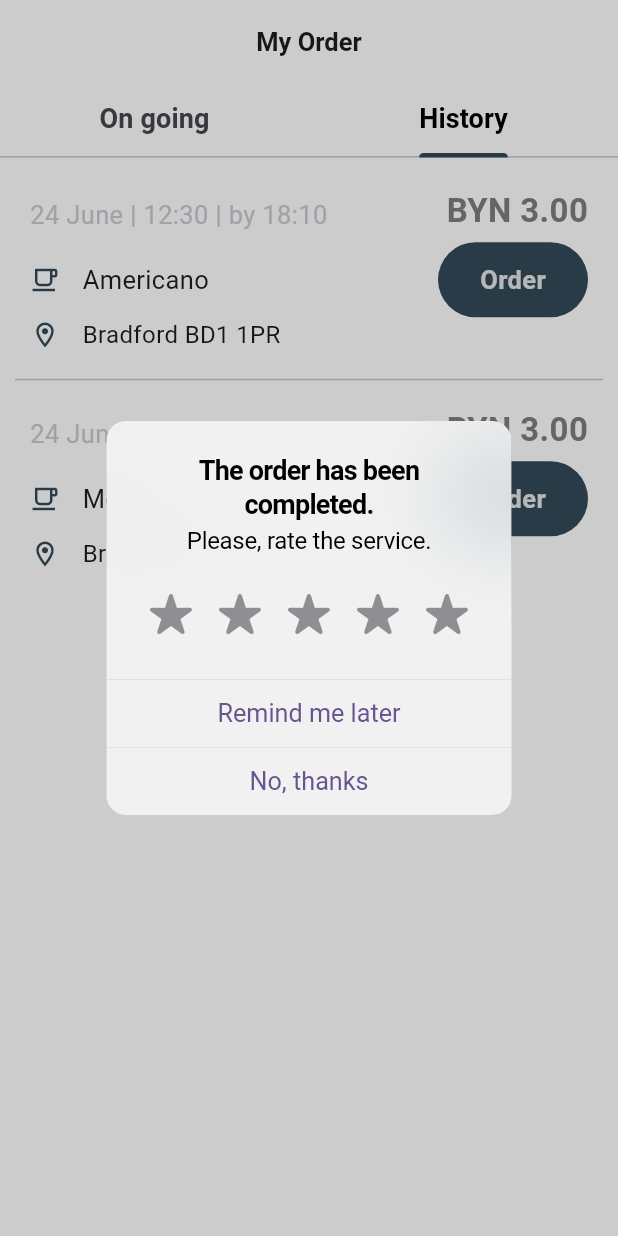
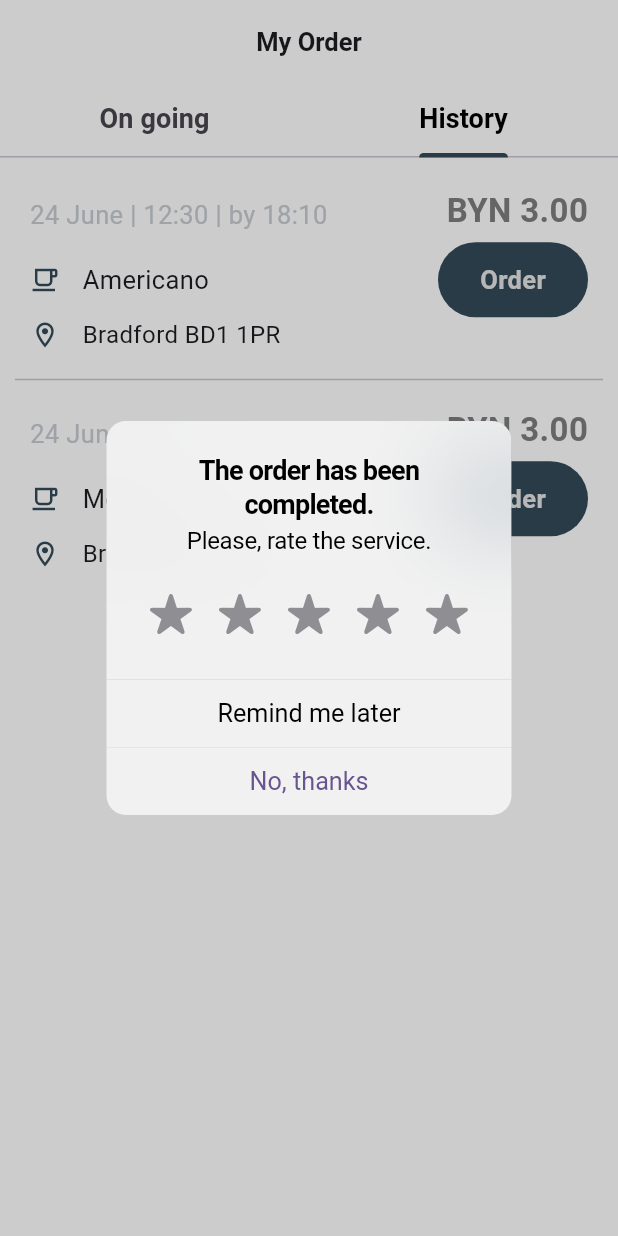
Before and after one commit to AthiraaAthi/CofeeShop_App, a Flutter app: the MyOrders screen opened directly, tab 2 chosen, after a tap on "Order", on a phone screen of 412 x 824 dp. Run offline on Flutter 3.47's test engine with Material 3 defaults, Android fonts, the phone set to English and light mode, and no system bars; our stand-ins replace flutter_slidable, google_fonts, pinput.

Commit message:
adding color to remind me later text

```diff
--- a/lib/view/my_order_screen/my_order_screen.dart
+++ b/lib/view/my_order_screen/my_order_screen.dart
@@ -389,7 +389,7 @@ class _MyOrdersState extends State<MyOrders> {
               CupertinoDialogAction(
                 child: Text(
                   "Remind me later",
-                  style: TextStyle(),
+                  style: TextStyle(color: Colors.black),
                 ),
                 onPressed: () {
                   Navigator.of(context).pop();
```
